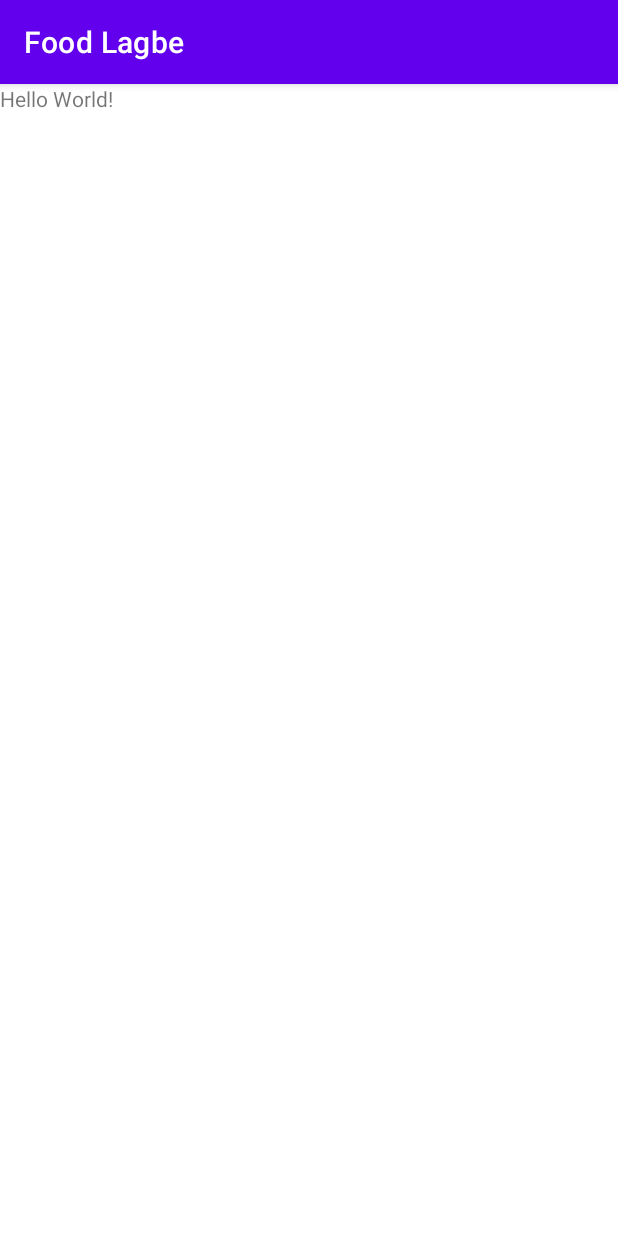
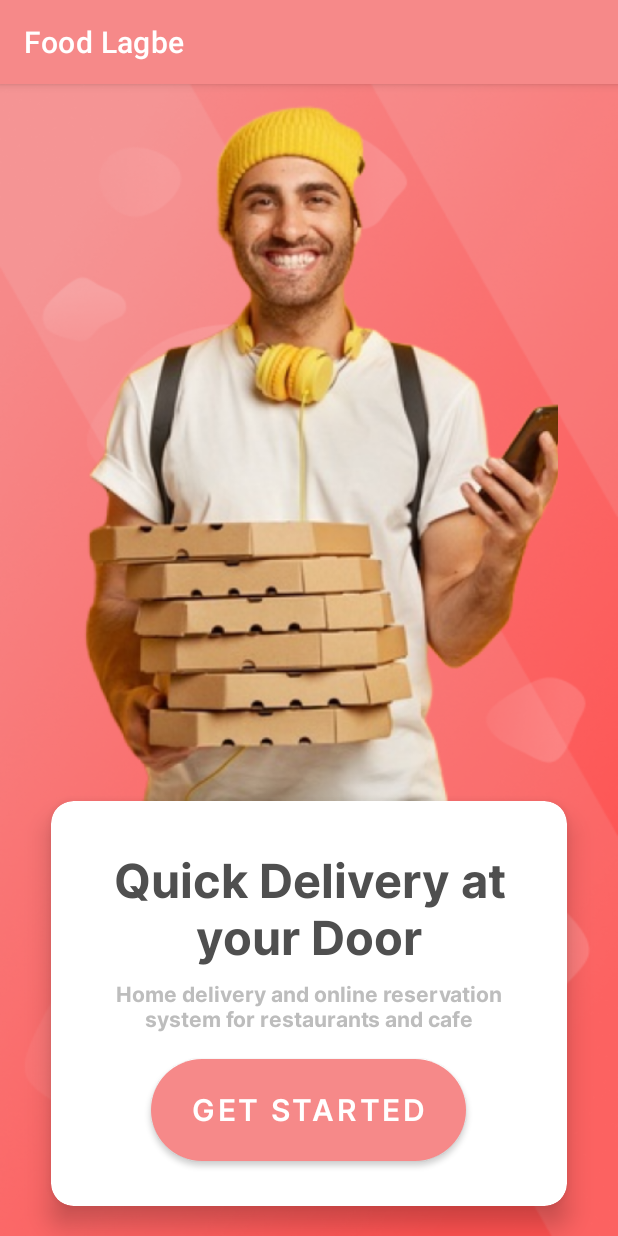
Before and after one commit to SajibMamun/Food-Lagbe, an Android app: the screen it shows after launch (IntroActivity), on a phone screen of 412 x 824 dp. Run offline under Robolectric (Android 15) with nearby library versions, the phone set to English and light mode, and no system bars.

Commit message:
Intro Activity Designed and Inter Font Family Added

```diff
--- /dev/null
+++ b/app/src/main/res/drawable/buttonbg.xml
@@ -0,0 +1,13 @@
+<?xml version="1.0" encoding="utf-8"?>
+<shape xmlns:android="http://schemas.android.com/apk/res/android"
+    android:shape="rectangle">
+
+    <gradient
+        android:startColor="#F68989"
+        android:endColor="#FA8383"
+        />
+    <corners
+        android:radius="100dp"
+        />
+
+</shape>
--- a/app/src/main/res/layout/activity_main.xml
+++ b/app/src/main/res/layout/activity_main.xml
@@ -4,15 +4,72 @@
     xmlns:tools="http://schemas.android.com/tools"
     android:layout_width="match_parent"
     android:layout_height="match_parent"
+    android:background="@drawable/background"
     tools:context=".Activity.IntroActivity">
 
-    <TextView
-        android:layout_width="wrap_content"
-        android:layout_height="wrap_content"
-        android:text="Hello World!"
-        app:layout_constraintBottom_toBottomOf="parent"
-        app:layout_constraintLeft_toLeftOf="parent"
-        app:layout_constraintRight_toRightOf="parent"
-        app:layout_constraintTop_toTopOf="parent" />
+
+    <ImageView
+        android:layout_width="414dp"
+        android:layout_height="595dp"
+        android:layout_above="@id/cardviewid"
+        android:src="@drawable/deliveryman" />
+
+    <androidx.cardview.widget.CardView
+        android:id="@+id/cardviewid"
+        android:layout_width="344dp"
+        android:layout_height="270dp"
+        android:layout_alignParentBottom="true"
+        android:layout_centerHorizontal="true"
+        android:layout_marginBottom="20dp"
+        app:cardCornerRadius="15dp"
+        app:cardElevation="10dp">
+
+        <RelativeLayout
+            android:layout_width="match_parent"
+            android:layout_height="match_parent">
+
+            <TextView
+                android:id="@+id/tv1"
+                android:layout_width="match_parent"
+                android:layout_height="wrap_content"
+                android:layout_gravity="center"
+                android:layout_marginLeft="20sp"
+                android:layout_marginRight="20dp"
+                android:fontFamily="@font/interbold"
+                android:text="Quick Delivery at your Door"
+                android:layout_marginTop="30dp"
+                android:textAlignment="center"
+                android:textColor="#4F4F4F"
+                android:textSize="31sp" />
+
+            <TextView
+                android:id="@+id/tv2"
+                android:layout_width="match_parent"
+                android:layout_height="wrap_content"
+                android:layout_below="@id/tv1"
+                android:layout_marginLeft="20dp"
+                android:layout_marginRight="20dp"
+                android:fontFamily="@font/interbold"
+                android:text="Home delivery and online reservation system for restaurants and cafe"
+                android:textAlignment="center"
+                android:textColor="#BDBDBD"
+                android:layout_marginTop="5dp"/>
+
+            <Button
+                android:layout_width="210dp"
+                android:layout_height="68dp"
+                android:fontFamily="@font/intersemibold"
+                android:text="Get Started"
+                android:textSize="20sp"
+                android:background="@drawable/buttonbg"
+                android:layout_alignParentBottom="true"
+                android:layout_centerHorizontal="true"
+                android:layout_marginBottom="30dp"/>
+
+
+        </RelativeLayout>
+
+
+    </androidx.cardview.widget.CardView>
 
 </RelativeLayout>
--- a/app/src/main/res/values/themes.xml
+++ b/app/src/main/res/values/themes.xml
@@ -2,8 +2,8 @@
     <!-- Base application theme. -->
     <style name="Theme.FoodLagbe" parent="Theme.MaterialComponents.DayNight.DarkActionBar">
         <!-- Primary brand color. -->
-        <item name="colorPrimary">@color/purple_500</item>
-        <item name="colorPrimaryVariant">@color/purple_700</item>
+        <item name="colorPrimary">#F68989</item>
+        <item name="colorPrimaryVariant">#F68989</item>
         <item name="colorOnPrimary">@color/white</item>
         <!-- Secondary brand color. -->
         <item name="colorSecondary">@color/teal_200</item>
```
Also changed, not shown: app/src/main/res/drawable/background.png (added), app/src/main/res/drawable/deliveryman.png (added), app/src/main/res/font/interblack.ttf (added), app/src/main/res/font/interbold.ttf (added), app/src/main/res/font/interextrabold.ttf (added), app/src/main/res/font/interextralight.ttf (added), app/src/main/res/font/interlight.ttf (added), app/src/main/res/font/intermedium.ttf (added), app/src/main/res/font/interregular.ttf (added), app/src/main/res/font/intersemibold.ttf (added), app/src/main/res/font/interthin.ttf (added).
